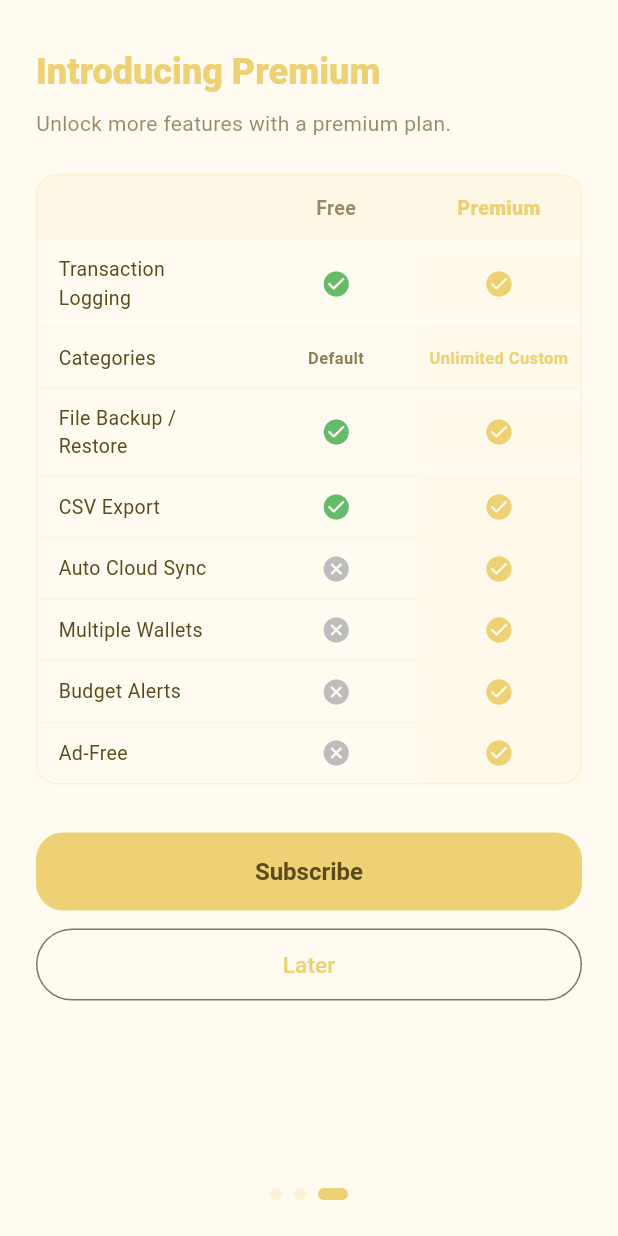
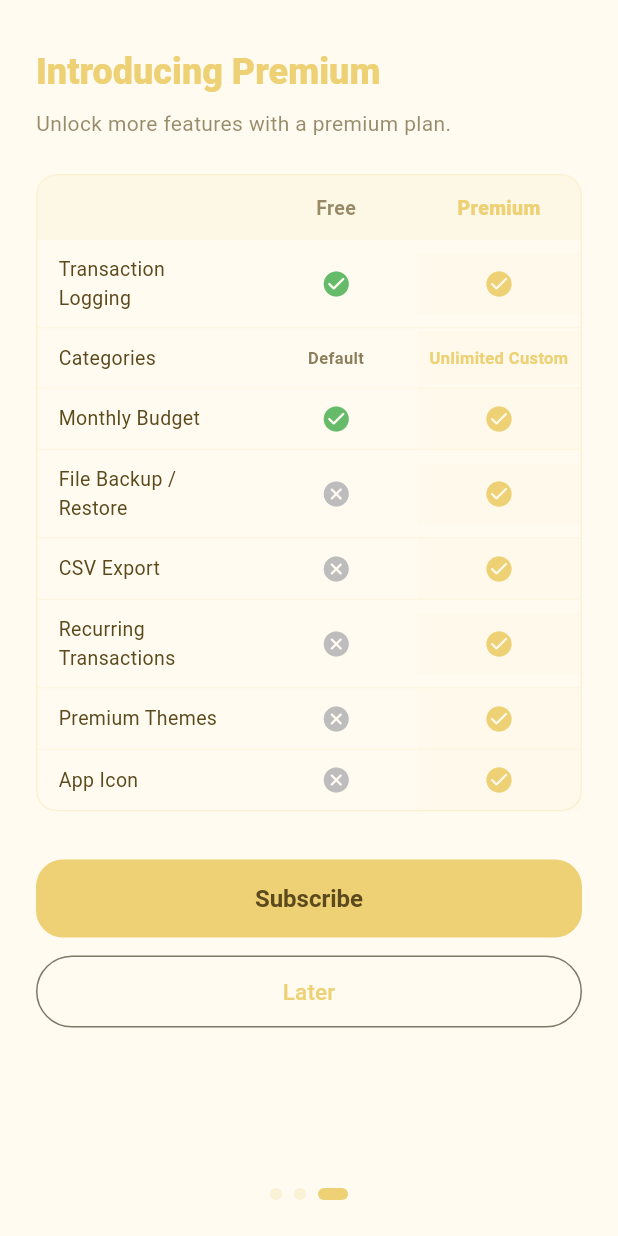
Before and after one commit to momoY07/doni-money, a Flutter app: the screen it shows after launch, swiped to page 3, on a phone screen of 412 x 824 dp. Run offline on Flutter 3.47's test engine with Material 3 defaults, Android fonts, the phone set to English and light mode, and no system bars; our stand-ins replace file_picker, fl_chart, hive_flutter, in_app_purchase, in_app_review, share_plus and 1 more; missing offline and left inert: flutter_dynamic_icon; accounts and stored records are empty; statements that could not run were skipped.

Commit message:
Fix onboarding comparison table to match actual features
Co-Authored-By: Claude Sonnet 4.6 <noreply@anthropic.com>

```diff
--- a/lib/screens/onboarding_screen.dart
+++ b/lib/screens/onboarding_screen.dart
@@ -412,32 +412,32 @@ class _ComparisonTable extends StatelessWidget {
         _Cell.text(t('onboarding_feature_categories_premium', language)),
       ),
       (
-        t('onboarding_feature_backup', language),
+        t('onboarding_feature_budget', language),
         _Cell.check,
         _Cell.check,
       ),
       (
-        t('onboarding_feature_csv', language),
-        _Cell.check,
-        _Cell.check,
-      ),
-      (
-        t('onboarding_feature_cloud', language),
+        t('onboarding_feature_backup', language),
         _Cell.cross,
         _Cell.check,
       ),
       (
-        t('onboarding_feature_multi_wallet', language),
+        t('onboarding_feature_csv', language),
         _Cell.cross,
         _Cell.check,
       ),
       (
-        t('onboarding_feature_budget_alert', language),
+        t('onboarding_feature_recurring', language),
         _Cell.cross,
         _Cell.check,
       ),
       (
-        t('onboarding_feature_ad_free', language),
+        t('onboarding_feature_themes', language),
+        _Cell.cross,
+        _Cell.check,
+      ),
+      (
+        t('onboarding_feature_app_icon', language),
         _Cell.cross,
         _Cell.check,
       ),
--- a/lib/utils/i18n.dart
+++ b/lib/utils/i18n.dart
@@ -380,12 +380,12 @@ String t(String key, String language) {
     'onboarding_feature_categories': '카테고리',
     'onboarding_feature_categories_free': '기본 제공',
     'onboarding_feature_categories_premium': '무제한 커스텀',
+    'onboarding_feature_budget': '월 예산',
     'onboarding_feature_backup': '파일 백업/복원',
     'onboarding_feature_csv': 'CSV 내보내기',
-    'onboarding_feature_cloud': '클라우드 자동 동기화',
-    'onboarding_feature_multi_wallet': '멀티 지갑',
-    'onboarding_feature_budget_alert': '예산 초과 알림',
-    'onboarding_feature_ad_free': '광고 없음',
+    'onboarding_feature_recurring': '반복 거래',
+    'onboarding_feature_themes': '프리미엄 테마',
+    'onboarding_feature_app_icon': '앱 아이콘',
     'onboarding_later': '나중에',
     'onboarding_subscribe': '구독하기',
     'onboarding_coming_soon': '곧 출시 예정이에요! 조금만 기다려주세요 🦦',
@@ -672,12 +672,12 @@ String t(String key, String language) {
     'onboarding_feature_categories': 'Categories',
     'onboarding_feature_categories_free': 'Default',
     'onboarding_feature_categories_premium': 'Unlimited Custom',
+    'onboarding_feature_budget': 'Monthly Budget',
     'onboarding_feature_backup': 'File Backup / Restore',
     'onboarding_feature_csv': 'CSV Export',
-    'onboarding_feature_cloud': 'Auto Cloud Sync',
-    'onboarding_feature_multi_wallet': 'Multiple Wallets',
-    'onboarding_feature_budget_alert': 'Budget Alerts',
-    'onboarding_feature_ad_free': 'Ad-Free',
+    'onboarding_feature_recurring': 'Recurring Transactions',
+    'onboarding_feature_themes': 'Premium Themes',
+    'onboarding_feature_app_icon': 'App Icon',
     'onboarding_later': 'Later',
     'onboarding_subscribe': 'Subscribe',
     'onboarding_coming_soon': 'Coming soon! Stay tuned 🦦',
@@ -946,12 +946,12 @@ String t(String key, String language) {
     'onboarding_feature_categories': 'Categorías',
     'onboarding_feature_categories_free': 'Predeterminadas',
     'onboarding_feature_categories_premium': 'Personalizadas ilimitadas',
+    'onboarding_feature_budget': 'Presupuesto mensual',
     'onboarding_feature_backup': 'Respaldo / Restauración',
     'onboarding_feature_csv': 'Exportar CSV',
-    'onboarding_feature_cloud': 'Sincronización automática (próximamente)',
-    'onboarding_feature_multi_wallet': 'Múltiples carteras (próximamente)',
-    'onboarding_feature_budget_alert': 'Alertas de presupuesto',
-    'onboarding_feature_ad_free': 'Sin publicidad',
+    'onboarding_feature_recurring': 'Transacciones recurrentes',
+    'onboarding_feature_themes': 'Temas Premium',
+    'onboarding_feature_app_icon': 'Ícono de app',
     'onboarding_later': 'Quizás después',
     'onboarding_subscribe': 'Suscribirse',
     'onboarding_coming_soon': '¡Próximamente! Estén atentos 🦦',
@@ -1220,12 +1220,12 @@ String t(String key, String language) {
     'onboarding_feature_categories': '类别',
     'onboarding_feature_categories_free': '默认提供',
     'onboarding_feature_categories_premium': '无限自定义',
+    'onboarding_feature_budget': '月度预算',
     'onboarding_feature_backup': '文件备份/恢复',
     'onboarding_feature_csv': 'CSV 导出',
-    'onboarding_feature_cloud': '自动云同步（即将推出）',
-    'onboarding_feature_multi_wallet': '多钱包（即将推出）',
-    'onboarding_feature_budget_alert': '预算超支提醒',
-    'onboarding_feature_ad_free': '无广告',
+    'onboarding_feature_recurring': '定期交易',
+    'onboarding_feature_themes': '高级主题',
+    'onboarding_feature_app_icon': '应用图标',
     'onboarding_later': '稍后再说',
     'onboarding_subscribe': '立即订阅',
     'onboarding_coming_soon': '即将推出！敬请期待 🦦',
@@ -1494,12 +1494,12 @@ String t(String key, String language) {
     'onboarding_feature_categories': 'カテゴリー',
     'onboarding_feature_categories_free': '標準提供',
     'onboarding_feature_categories_premium': '無制限カスタム',
+    'onboarding_feature_budget': '月予算',
     'onboarding_feature_backup': 'ファイルバックアップ/復元',
     'onboarding_feature_csv': 'CSVエクスポート',
-    'onboarding_feature_cloud': 'クラウド自動同期（近日公開）',
-    'onboarding_feature_multi_wallet': 'マルチウォレット（近日公開）',
-    'onboarding_feature_budget_alert': '予算アラート',
-    'onboarding_feature_ad_free': '広告なし',
+    'onboarding_feature_recurring': '定期取引',
+    'onboarding_feature_themes': 'プレミアムテーマ',
+    'onboarding_feature_app_icon': 'アプリアイコン',
     'onboarding_later': '後で',
     'onboarding_subscribe': '今すぐ購読',
     'onboarding_coming_soon': '近日公開予定！お楽しみに 🦦',
```
